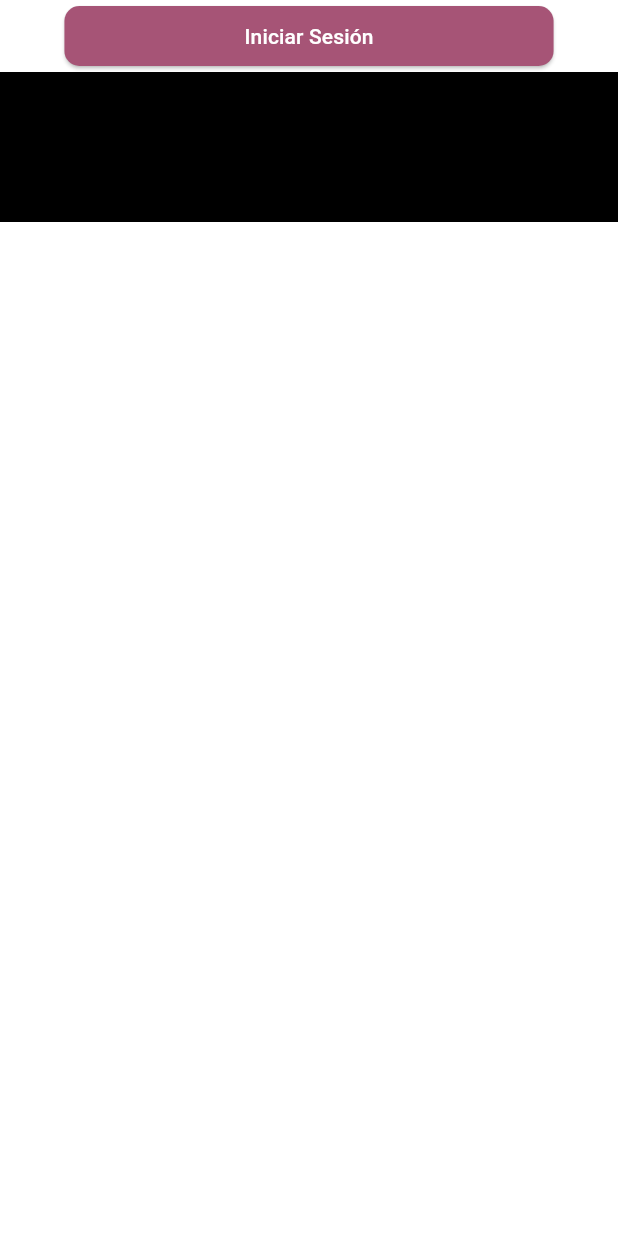
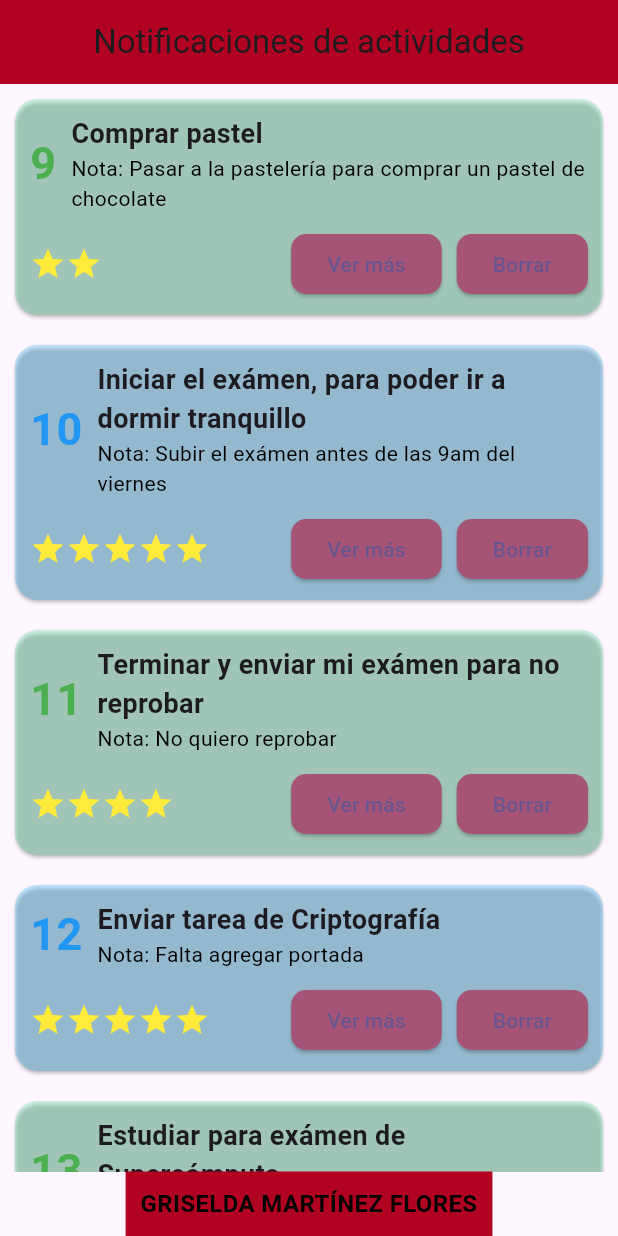
Before and after one commit to Fundamentos-Moviles/examen-i-GrisMF, a Flutter app: the screen it shows after launch, on a phone screen of 412 x 824 dp. Run offline on Flutter 3.47's test engine with Material 3 defaults, Android fonts, the phone set to English and light mode, and no system bars.

Commit message:
Mas avance de home

```diff
--- a/lib/home.dart
+++ b/lib/home.dart
@@ -0,0 +1,260 @@
+import 'package:flutter/material.dart';
+import 'package:examen1_mfg/utils/constante.dart' as Fondo;
+import 'package:examen1_mfg/more_info.dart';
+
+class HomePage extends StatelessWidget {
+  const HomePage({Key? key}) : super(key: key);
+
+  @override
+  Widget build(BuildContext context) {
+    return Scaffold(
+      appBar: AppBar(
+        title: const Center (
+            child:Text('Notificaciones de actividades'),
+        ),
+
+
+        backgroundColor: Fondo.fondo4,
+      ),
+      body: Column(
+        children: [
+          Expanded(
+            child: ListView.builder(
+              itemCount: Fondo.listaExamen.length,
+              itemBuilder: (context, index) {
+                final item = Fondo.listaExamen[index].split('#');
+                final id = item[0];
+                final numero = int.parse(item[1]);
+                final titulo = item[2];
+                final descripcion = item[3];
+                final estrellas = int.parse(item[4]);
+
+                // Verificar si el número es par o impar y usar el constructor adecuado
+                if (numero % 2 == 0) {
+                  return CustomCard.even(numero, titulo, descripcion, estrellas);
+                } else {
+                  return CustomCard.odd(numero, titulo, descripcion, estrellas);
+                }
+              },
+            ),
+          ),
+          // Aquí está el footer con tu nombre
+          Container(
+            padding: const EdgeInsets.all(10),
+            color: Fondo.fondo4,
+            child: const Text(
+              'GRISELDA MARTÍNEZ FLORES',
+              style: TextStyle(
+                fontSize: 16,
+                fontWeight: FontWeight.bold,
+                color: Colors.black,
+              ),
+              textAlign: TextAlign.center,
+            ),
+          ),
+        ],
+      ),
+    );
+  }
+}
+
+class CustomCard extends StatelessWidget {
+  final int numero;
+  final String titulo;
+  final String descripcion;
+  final int estrellas;
+  final bool isEven;
+
+  // Constructor para números pares
+  CustomCard.even(this.numero, this.titulo, this.descripcion, this.estrellas)
+      : isEven = true;
+
+  // Constructor para números impares
+  CustomCard.odd(this.numero, this.titulo, this.descripcion, this.estrellas)
+      : isEven = false;
+
+  @override
+  Widget build(BuildContext context) {
+    return isEven ? _buildEvenCard() : _buildOddCard();
+  }
+
+  // Diseño para números pares
+  Widget _buildEvenCard() {
+    return Card(
+      margin: const EdgeInsets.all(10),
+      shape: RoundedRectangleBorder(
+        borderRadius: BorderRadius.circular(15),
+      ),
+      color: Colors.lightBlueAccent.withOpacity(0.3), // Color de fondo diferente
+      child: Padding(
+        padding: const EdgeInsets.all(10),
+        child: Column(
+          crossAxisAlignment: CrossAxisAlignment.start,
+          children: [
+            Row(
+              children: [
+                Text(
+                  numero.toString(),
+                  style: const TextStyle(
+                    fontSize: 30,
+                    fontWeight: FontWeight.bold,
+                    color: Colors.blue,
+                  ),
+                ),
+                const SizedBox(width: 10),
+                Expanded(
+                  child: Column(
+                    crossAxisAlignment: CrossAxisAlignment.start,
+                    children: [
+                      Text(
+                        titulo,
+                        style: const TextStyle(
+                          fontSize: 18,
+                          fontWeight: FontWeight.bold,
+                        ),
+                      ),
+                      Text(
+                        'Nota: $descripcion',
+                        style: const TextStyle(
+                          fontSize: 14,
+                          color: Fondo.a,
+                        ),
+                      ),
+                    ],
+                  ),
+                ),
+              ],
+            ),
+            const SizedBox(height: 10),
+            Row(
+              mainAxisAlignment: MainAxisAlignment.spaceBetween,
+              children: [
+                Row(
+                  children: List.generate(
+                    estrellas,
+                        (index) => const Icon(Icons.star, color: Colors.yellow),
+                  ),
+                ),
+                Row(
+                  children: [
+                    ElevatedButton(
+                      onPressed: () {},
+                      style: ElevatedButton.styleFrom(
+                        backgroundColor:Fondo.botones,
+                        shape: RoundedRectangleBorder(
+                          borderRadius: BorderRadius.circular(10.0),
+                        ),
+                      ),
+                      child: const Text('Ver más'),
+                    ),
+                    const SizedBox(width: 10),
+                    ElevatedButton(
+                      onPressed: () {},
+                      style: ElevatedButton.styleFrom(
+                        backgroundColor: Fondo.botones,
+                        shape: RoundedRectangleBorder(
+                          borderRadius: BorderRadius.circular(10.0),
+                        ),
+                      ),
+                      child: const Text('Borrar'),
+                    ),
+                  ],
+                ),
+              ],
+            ),
+          ],
+        ),
+      ),
+    );
+  }
+
+  // Diseño para números impares
+  Widget _buildOddCard() {
+    return Card(
+      margin: const EdgeInsets.all(10),
+      shape: RoundedRectangleBorder(
+        borderRadius: BorderRadius.circular(15),
+      ),
+      color: Colors.greenAccent.withOpacity(0.3), // Color de fondo diferente
+      child: Padding(
+        padding: const EdgeInsets.all(10),
+        child: Column(
+          crossAxisAlignment: CrossAxisAlignment.start,
+          children: [
+            Row(
+              children: [
+                Text(
+                  numero.toString(),
+                  style: const TextStyle(
+                    fontSize: 30,
+                    fontWeight: FontWeight.bold,
+                    color: Colors.green,
+                  ),
+                ),
+                const SizedBox(width: 10),
+                Expanded(
+                  child: Column(
+                    crossAxisAlignment: CrossAxisAlignment.start,
+                    children: [
+                      Text(
+                        titulo,
+                        style: const TextStyle(
+                          fontSize: 18,
+                          fontWeight: FontWeight.bold,
+                        ),
+                      ),
+                      Text(
+                        'Nota: $descripcion',
+                        style: const TextStyle(
+                          fontSize: 14,
+                          color: Fondo.a,
+                        ),
+                      ),
+                    ],
+                  ),
+                ),
+              ],
+            ),
+            const SizedBox(height: 10),
+            Row(
+              mainAxisAlignment: MainAxisAlignment.spaceBetween,
+              children: [
+                Row(
+                  children: List.generate(
+                    estrellas,
+                        (index) => const Icon(Icons.star, color: Colors.yellow),
+                  ),
+                ),
+                Row(
+                  children: [
+                    ElevatedButton(
+                      onPressed: () {},
+                      style: ElevatedButton.styleFrom(
+                        backgroundColor: Fondo.botones,
+                        shape: RoundedRectangleBorder(
+                          borderRadius: BorderRadius.circular(10.0),
+                        ),
+                      ),
+                      child: const Text('Ver más'),
+                    ),
+                    const SizedBox(width: 10),
+                    ElevatedButton(
+                      onPressed: () {},
+                      style: ElevatedButton.styleFrom(
+                        backgroundColor: Fondo.botones,
+                        shape: RoundedRectangleBorder(
+                          borderRadius: BorderRadius.circular(10.0),
+                        ),
+                      ),
+                      child: const Text('Borrar'),
+                    ),
+                  ],
+                ),
+              ],
+            ),
+          ],
+        ),
+      ),
+    );
+  }
+}
--- a/lib/login.dart
+++ b/lib/login.dart
@@ -36,7 +36,7 @@ class _LoginState extends State<Login> {
         errorMessage = null; // Reseteamos el mensaje de error
         Navigator.push(
           context,
-          MaterialPageRoute(builder: (context) => home()),
+          MaterialPageRoute(builder: (context) => HomePage()),
         );
       }
     });
@@ -164,8 +164,6 @@ class _LoginState extends State<Login> {
 }
 
 
-home() {
-}
 
 //Para pintar un Background personalizado
 class BackgroundLogin extends CustomPainter {
--- a/lib/main.dart
+++ b/lib/main.dart
@@ -20,7 +20,7 @@
         colorScheme: ColorScheme.fromSeed(seedColor: Colors.deepPurple),
         useMaterial3: true,
       ),
-      home:  MoreInfo(),
+      home:  HomePage(),
     );
   }
 }
--- a/lib/utils/constante.dart
+++ b/lib/utils/constante.dart
@@ -2,7 +2,7 @@ import 'package:flutter/material.dart';
 
 const errorMsg= Colors.black;
 const texto=Colors.white;
-const a=Colors.black;
+const a=Colors.black ;
 const b=Colors.blueGrey;
 
 ///Combinacion 2
```
Also changed, not shown: lib/more_info.dart (line endings or trailing spaces).
